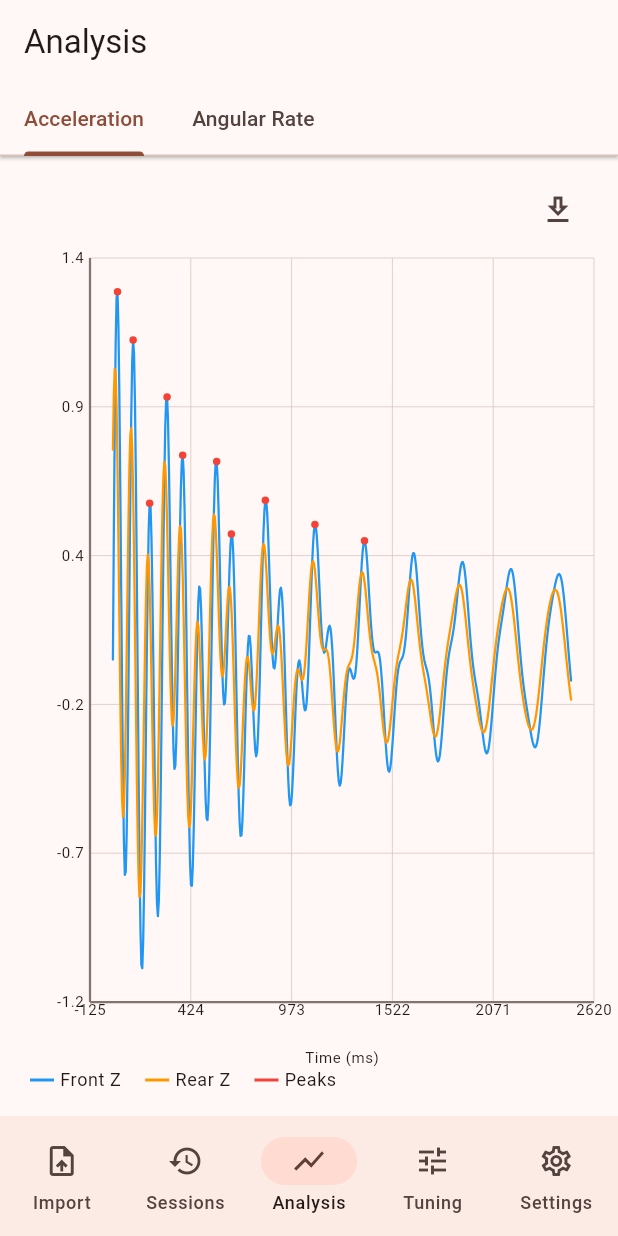
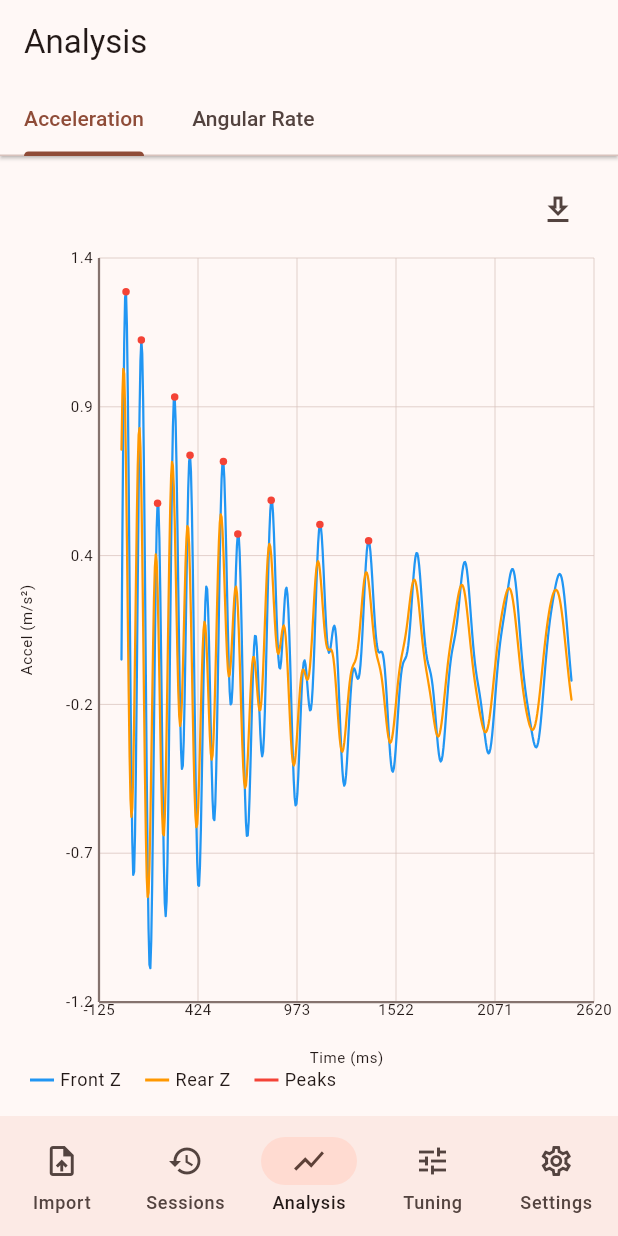
Before and after one commit to azizbahri/RideMetricX, a Flutter app: the screen it shows after launch, item 3 of the bottom bar chosen, on a phone screen of 412 x 824 dp. Run offline on Flutter 3.47's test engine with Material 3 defaults, Android fonts, the phone set to English and light mode, and no system bars.

Commit message:
fix: address all 7 PR review comments on TelemetryChart
1. Crosshair stored in data-space (not canvas-space) — stays anchored
   to the same data point after pan/zoom; _drawCrosshair now converts
   data→canvas via _toCanvasX/_toCanvasY before drawing.

2. Static keys removed — replace exportButtonKey/resetZoomKey/
   chartCanvasKey constants with _deriveKey() helper that appends a
   suffix to the chart's own ValueKey<String>. Tests use derived keys
   (e.g. 'chart_Test Tab_canvas') via _canvasFinder/_exportFinder/
   _resetFinder helpers, eliminating ambiguity when multiple charts are
   alive simultaneously.

3. Duplicate tab titles — add optional `id` field to ChartTab (defaults
   to title); chart page key now uses tab.id; Tab widgets no longer
   carry a key (TabController tracks by position).

4. Gesture math correct RenderBox — replace context.findRenderObject()
   on the root Column with _canvasSize captured by LayoutBuilder
   wrapping the GestureDetector. localFocalPoint and the canvas size now
   refer to the same coordinate space.

5. yLabel rendered — draw rotated 90° CCW y-axis title in
   _drawAxisLabels via canvas.save/translate/rotate/restore. Left margin
   widened from 52→58 px to accommodate it.

6. Decimated series cached — _getDecimated() caches the decimated list
   in state, invalidating only when widget.series identity or
   maxRenderedPoints changes. shouldRepaint uses element-wise == (backed
   by new TelemetrySeries.==/hashCode) instead of list identity.

7. maxPoints <= 0 guard — _decimate returns const [] immediately when
   maxPoints <= 0; new 'decimate with maxPoints = 0' unit test added.

Co-authored-by: azizbahri <5443532+azizbahri@users.noreply.github.com>

```diff
--- a/lib/models/telemetry_series.dart
+++ b/lib/models/telemetry_series.dart
@@ -33,4 +33,19 @@ class TelemetrySeries {
     required this.points,
     this.plotType = PlotType.line,
   });
+
+  /// Two series are equal when their metadata matches and they reference the
+  /// same [points] list (identity, not deep equality).  This allows caching
+  /// logic in [TelemetryChart] to skip repaints when the series list is reused.
+  @override
+  bool operator ==(Object other) =>
+      other is TelemetrySeries &&
+      label == other.label &&
+      color == other.color &&
+      plotType == other.plotType &&
+      identical(points, other.points);
+
+  @override
+  int get hashCode =>
+      Object.hash(label, color, plotType, identityHashCode(points));
 }
--- a/lib/screens/analysis_screen.dart
+++ b/lib/screens/analysis_screen.dart
@@ -10,11 +10,18 @@ import '../widgets/telemetry_chart.dart';
 /// Defines a single named tab in the [AnalysisScreen] workspace.
 class ChartTab {
   const ChartTab({
+    String? id,
     required this.title,
     required this.series,
     this.xLabel = 'Time (ms)',
     this.yLabel = 'Value',
-  });
+  }) : id = id ?? title;
+
+  /// Stable unique identifier used as the [TelemetryChart] widget key.
+  ///
+  /// Defaults to [title] when not supplied.  When two tabs share the same
+  /// [title], pass a distinct [id] to prevent duplicate sibling keys.
+  final String id;
 
   /// Tab label shown in the [TabBar].
   final String title;
@@ -83,8 +90,9 @@ class AnalysisScreen extends StatelessWidget {
         isScrollable: true,
         tabAlignment: TabAlignment.start,
         tabs: [
-          for (final tab in tabs)
-            Tab(key: ValueKey(tab.title), text: tab.title),
+          // No key on Tab: the TabBar/TabController relies on position, not
+          // key, to track the selected tab.
+          for (final tab in tabs) Tab(text: tab.title),
         ],
       ),
     );
@@ -104,9 +112,10 @@ class _ChartTabPage extends StatelessWidget {
     return Padding(
       padding: const EdgeInsets.all(8),
       child: TelemetryChart(
-        // Stable key per tab title so tests can target specific charts when
-        // AutomaticKeepAliveClientMixin keeps multiple tabs alive simultaneously.
-        key: ValueKey('chart_${tab.title}'),
+        // Keyed by tab.id so the derived sub-keys (canvas/export/reset) are
+        // also unique when AutomaticKeepAliveClientMixin keeps multiple charts
+        // alive simultaneously.
+        key: ValueKey('chart_${tab.id}'),
         series: tab.series,
         xLabel: tab.xLabel,
         yLabel: tab.yLabel,
--- a/lib/widgets/telemetry_chart.dart
+++ b/lib/widgets/telemetry_chart.dart
@@ -62,10 +62,22 @@ class ChartViewport {
 ///
 /// Renders one or more [TelemetrySeries] over a shared x-axis. Zoom and pan
 /// are handled via scale/drag gestures. Tapping the canvas places a crosshair
-/// at the selected data position. An export button calls [onExport] when set.
+/// at the selected **data-space** position, so it stays anchored to the same
+/// data point after any subsequent pan or zoom. An export button calls
+/// [onExport] when set.
 ///
 /// The chart state (viewport, crosshair) is kept alive across [TabBarView]
 /// transitions via [AutomaticKeepAliveClientMixin].
+///
+/// ## Test targeting
+/// Internal elements (canvas, export button, reset button) are given keys
+/// derived from this widget's own [key]. If the chart is given
+/// `key: ValueKey('chart_myTab')`, its canvas has key
+/// `ValueKey('chart_myTab_canvas')`, its export button
+/// `ValueKey('chart_myTab_export')`, and its reset button
+/// `ValueKey('chart_myTab_reset')`.  Use `find.descendant` with the chart's
+/// per-instance key to target these elements without ambiguity when multiple
+/// [TelemetryChart] instances are alive simultaneously.
 class TelemetryChart extends StatefulWidget {
   const TelemetryChart({
     super.key,
@@ -82,7 +94,7 @@ class TelemetryChart extends StatefulWidget {
   /// Label shown below the x-axis.
   final String xLabel;
 
-  /// Label shown to the left of the y-axis.
+  /// Label shown to the left of the y-axis (rendered rotated).
   final String yLabel;
 
   /// Called when the user taps the export button. If `null` the button is
@@ -93,14 +105,10 @@ class TelemetryChart extends StatefulWidget {
   /// Limits rendering cost for large datasets (NFR-UI-005).
   final int maxRenderedPoints;
 
-  // ── Semantic keys for tests ────────────────────────────────────────────────
-  static const Key exportButtonKey = Key('telemetry_chart_export');
-  static const Key resetZoomKey = Key('telemetry_chart_reset_zoom');
-  static const Key chartCanvasKey = Key('telemetry_chart_canvas');
-
   /// Reduces [points] to at most [maxPoints] while preserving signal shape by
   /// retaining the min/max envelope within each bucket.
   ///
+  /// Returns an empty list when [maxPoints] ≤ 0.
   /// Exposed as a static method so unit tests can verify the decimation logic
   /// directly without pumping a widget.
   static List<Offset> decimate(List<Offset> points, int maxPoints) {
@@ -122,12 +130,23 @@ class TelemetryChartState extends State<TelemetryChart>
   late ChartViewport _viewport;
   bool _viewportModified = false;
 
-  // Crosshair position in canvas-space coordinates, or null.
+  // Crosshair position in **data-space** coordinates, or null.
+  // Storing data-space (not canvas-space) ensures the crosshair stays anchored
+  // to the same data point after any pan or zoom.
   Offset? _crosshair;
 
   // Baseline captured at the start of each scale/pan gesture.
   ChartViewport? _gestureBaseViewport;
   Offset? _gestureFocalStart;
+
+  // Canvas size captured by LayoutBuilder; used for pixel↔data conversions in
+  // gesture handlers.  Avoids a RenderBox lookup on the wrong ancestor.
+  Size _canvasSize = Size.zero;
+
+  // Decimation cache: avoid rebuilding the decimated list on every render.
+  List<TelemetrySeries>? _decimatedCache;
+  List<TelemetrySeries>? _cachedOriginalSeries;
+  int? _cachedMaxRenderedPoints;
 
   // ── Public API for tests ───────────────────────────────────────────────────
 
@@ -188,6 +207,43 @@ class TelemetryChartState extends State<TelemetryChart>
     );
   }
 
+  // ── Decimation cache ───────────────────────────────────────────────────────
+
+  /// Returns the decimated series list, reusing the cached result when the
+  /// source series and [maxRenderedPoints] have not changed.
+  List<TelemetrySeries> _getDecimated() {
+    if (identical(_cachedOriginalSeries, widget.series) &&
+        _cachedMaxRenderedPoints == widget.maxRenderedPoints) {
+      return _decimatedCache!;
+    }
+    _cachedOriginalSeries = widget.series;
+    _cachedMaxRenderedPoints = widget.maxRenderedPoints;
+    _decimatedCache = [
+      for (final s in widget.series)
+        TelemetrySeries(
+          label: s.label,
+          color: s.color,
+          points: _decimate(s.points, widget.maxRenderedPoints),
+          plotType: s.plotType,
+        ),
+    ];
+    return _decimatedCache!;
+  }
+
+  // ── Key derivation ─────────────────────────────────────────────────────────
+
+  /// Derives an instance-specific [Key] for an internal sub-element.
+  ///
+  /// If this widget has a [ValueKey<String>] key (e.g.
+  /// `ValueKey('chart_myTab')`), the returned key is
+  /// `ValueKey('chart_myTab_$suffix')`.  When no string key is present,
+  /// returns `null` (no key assigned to the internal element).
+  Key? _deriveKey(String suffix) {
+    final k = widget.key;
+    if (k is ValueKey<String>) return ValueKey('${k.value}_$suffix');
+    return null;
+  }
+
   // ── Gesture handlers ───────────────────────────────────────────────────────
 
   void _onScaleStart(ScaleStartDetails details) {
@@ -200,9 +256,9 @@ class TelemetryChartState extends State<TelemetryChart>
     final focal = _gestureFocalStart;
     if (base == null || focal == null) return;
 
-    final renderBox = context.findRenderObject() as RenderBox?;
-    if (renderBox == null) return;
-    final size = renderBox.size;
+    // Use the canvas size captured by LayoutBuilder — localFocalPoint is in
+    // the GestureDetector's coordinate space, which matches _canvasSize.
+    final size = _canvasSize;
     if (size.isEmpty) return;
 
     final delta = details.localFocalPoint - focal;
@@ -247,9 +303,30 @@ class TelemetryChartState extends State<TelemetryChart>
   }
 
   void _onTapDown(TapDownDetails details) {
-    setState(() {
-      _crosshair = details.localPosition;
-    });
+    final size = _canvasSize;
+    if (size.isEmpty) return;
+
+    // Map the tap's canvas-space position to the plot area, then convert to
+    // data-space.  plotRect margins mirror those defined in _ChartPainter.
+    final plotLeft = _ChartPainter._left;
+    final plotTop = _ChartPainter._top;
+    final plotWidth = size.width - _ChartPainter._left - _ChartPainter._right;
+    final plotHeight = size.height - _ChartPainter._top - _ChartPainter._bottom;
+
+    final local = details.localPosition;
+
+    // Ignore taps that land outside the plot area (axis-label margins).
+    if (local.dx < plotLeft ||
+        local.dx > plotLeft + plotWidth ||
+        local.dy < plotTop ||
+        local.dy > plotTop + plotHeight) return;
+
+    final dataX =
+        _viewport.xMin + (local.dx - plotLeft) / plotWidth * _viewport.xRange;
+    final dataY =
+        _viewport.yMax - (local.dy - plotTop) / plotHeight * _viewport.yRange;
+
+    setState(() => _crosshair = Offset(dataX, dataY));
   }
 
   void _resetZoom() {
@@ -286,13 +363,13 @@ class TelemetryChartState extends State<TelemetryChart>
         children: [
           if (_viewportModified)
             TextButton.icon(
-              key: TelemetryChart.resetZoomKey,
+              key: _deriveKey('reset'),
               onPressed: _resetZoom,
               icon: const Icon(Icons.zoom_out_map, size: 18),
               label: const Text('Reset View'),
             ),
           IconButton(
-            key: TelemetryChart.exportButtonKey,
+            key: _deriveKey('export'),
             tooltip: 'Export as CSV',
             onPressed: widget.onExport,
             icon: const Icon(Icons.download_outlined),
@@ -303,18 +380,13 @@ class TelemetryChartState extends State<TelemetryChart>
   }
 
   Widget _buildCanvas(ColorScheme colorScheme, TextTheme textTheme) {
-    final decimated = [
-      for (final s in widget.series)
-        TelemetrySeries(
-          label: s.label,
-          color: s.color,
-          points: _decimate(s.points, widget.maxRenderedPoints),
-          plotType: s.plotType,
-        ),
-    ];
+    final decimated = _getDecimated();
 
+    return LayoutBuilder(
+      builder: (_, constraints) {
+        _canvasSize = Size(constraints.maxWidth, constraints.maxHeight);
         return GestureDetector(
-      key: TelemetryChart.chartCanvasKey,
+          key: _deriveKey('canvas'),
           behavior: HitTestBehavior.opaque,
           onScaleStart: _onScaleStart,
           onScaleUpdate: _onScaleUpdate,
@@ -335,6 +407,8 @@ class TelemetryChartState extends State<TelemetryChart>
             ),
             child: const SizedBox.expand(),
           ),
+        );
+      },
     );
   }
 
@@ -357,7 +431,10 @@ class TelemetryChartState extends State<TelemetryChart>
 
 /// Reduces [points] to at most [maxPoints] while preserving signal shape by
 /// keeping the min and max y-value within each equal-width bucket.
+///
+/// Returns an empty list when [maxPoints] ≤ 0.
 List<Offset> _decimate(List<Offset> points, int maxPoints) {
+  if (maxPoints <= 0) return const [];
   if (points.length <= maxPoints) return points;
 
   final result = <Offset>[];
@@ -420,10 +497,12 @@ class _ChartPainter extends CustomPainter {
   final Color gridColor;
   final Color axisColor;
   final TextStyle textStyle;
+
+  /// Crosshair position in **data-space** coordinates, or null.
   final Offset? crosshair;
 
   // Fixed margins (logical pixels) for axis labels.
-  static const double _left = 52;
+  static const double _left = 58;
   static const double _bottom = 40;
   static const double _top = 8;
   static const double _right = 8;
@@ -509,13 +588,21 @@ class _ChartPainter extends CustomPainter {
         TextAlign.right,
       );
     }
-    // Axis title labels.
+
+    // X-axis title.
     _drawText(
       canvas,
       xLabel,
       Offset(plotRect.center.dx, size.height - 3),
       TextAlign.center,
     );
+
+    // Y-axis title: rotated 90° CCW, centred on the plot height.
+    canvas.save();
+    canvas.translate(10, plotRect.center.dy);
+    canvas.rotate(-math.pi / 2);
+    _drawText(canvas, yLabel, Offset.zero, TextAlign.center);
+    canvas.restore();
   }
 
   void _drawSeries(Canvas canvas, Rect plotRect) {
@@ -550,25 +637,32 @@ class _ChartPainter extends CustomPainter {
     }
   }
 
-  void _drawCrosshair(Canvas canvas, Rect plotRect, Offset canvasPos) {
-    if (!plotRect.contains(canvasPos)) return;
+  /// Draws the crosshair.  [dataPos] is in **data-space** and is converted to
+  /// canvas coordinates here so that it stays anchored to the same data point
+  /// as the viewport changes.
+  void _drawCrosshair(Canvas canvas, Rect plotRect, Offset dataPos) {
+    final cx = _toCanvasX(dataPos.dx, plotRect);
+    final cy = _toCanvasY(dataPos.dy, plotRect);
+
+    // Only draw when the selected point is within the current viewport.
+    if (cx < plotRect.left ||
+        cx > plotRect.right ||
+        cy < plotRect.top ||
+        cy > plotRect.bottom) return;
+
     final paint = Paint()
       ..color = axisColor.withAlpha(179)
       ..strokeWidth = 1.0;
-    canvas.drawLine(Offset(canvasPos.dx, plotRect.top),
-        Offset(canvasPos.dx, plotRect.bottom), paint);
-    canvas.drawLine(Offset(plotRect.left, canvasPos.dy),
-        Offset(plotRect.right, canvasPos.dy), paint);
+    canvas.drawLine(
+        Offset(cx, plotRect.top), Offset(cx, plotRect.bottom), paint);
+    canvas.drawLine(
+        Offset(plotRect.left, cy), Offset(plotRect.right, cy), paint);
 
-    // Annotation with data-space coordinates.
-    final xData = viewport.xMin +
-        (canvasPos.dx - plotRect.left) / plotRect.width * viewport.xRange;
-    final yData = viewport.yMin +
-        (plotRect.bottom - canvasPos.dy) / plotRect.height * viewport.yRange;
+    // Annotation with data-space coordinates (already available directly).
     _drawText(
       canvas,
-      '(${_fmt(xData)}, ${_fmt(yData)})',
-      Offset(canvasPos.dx + 4, canvasPos.dy - 14),
+      '(${_fmt(dataPos.dx)}, ${_fmt(dataPos.dy)})',
+      Offset(cx + 4, cy - 14),
       TextAlign.left,
     );
   }
@@ -597,10 +691,15 @@ class _ChartPainter extends CustomPainter {
   }
 
   @override
-  bool shouldRepaint(_ChartPainter old) =>
-      series != old.series ||
-      viewport != old.viewport ||
-      crosshair != old.crosshair;
+  bool shouldRepaint(_ChartPainter old) {
+    if (viewport != old.viewport || crosshair != old.crosshair) return true;
+    if (identical(series, old.series)) return false;
+    if (series.length != old.series.length) return true;
+    for (int i = 0; i < series.length; i++) {
+      if (series[i] != old.series[i]) return true;
+    }
+    return false;
+  }
 }
 
 // ── Legend item ───────────────────────────────────────────────────────────────
```
Also changed, not shown: 1 other file. Lines whose indentation alone changed are shown as unchanged.
